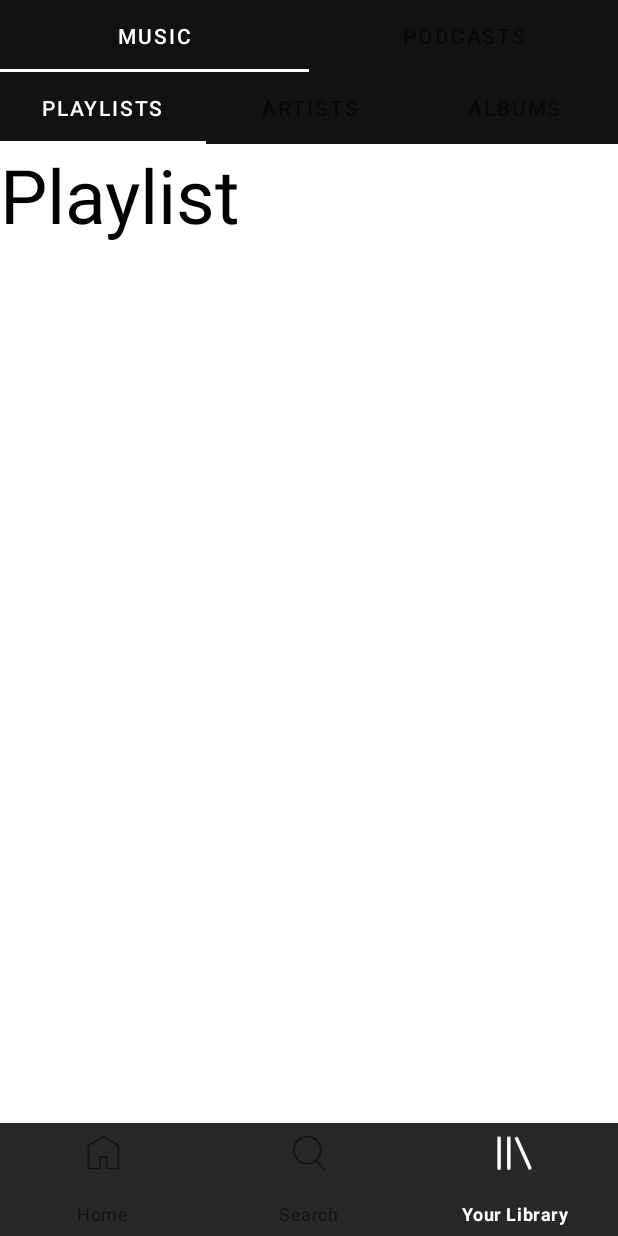
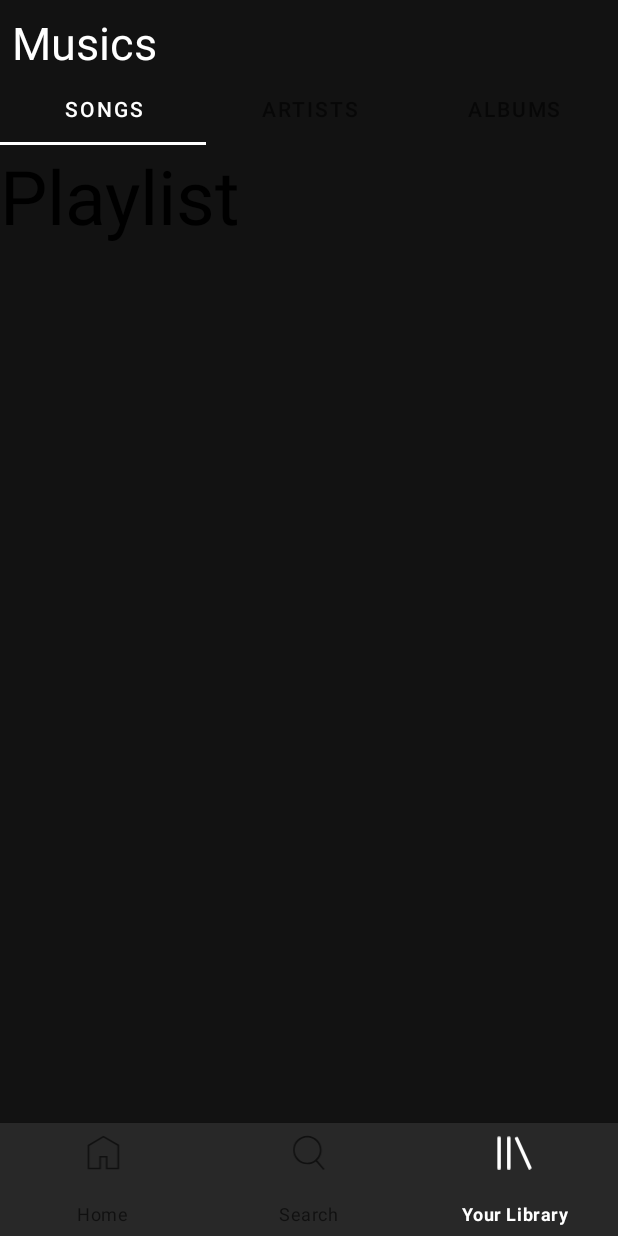
Before and after one commit to pooyatfn/Spotify, an Android app: the LibraryFragment screen opened through its navigation route, on a phone screen of 412 x 824 dp. Run offline under Robolectric (Android 15) with nearby library versions, the phone set to English and light mode, and no system bars; our stand-ins replace data binding, navigation-ui; pictures from the network do not load.

Commit message:
feat: update LibraryFragment.

```diff
--- a/app/src/main/java/com/example/potify/library/music/artist/ArtistFragment.kt
+++ b/app/src/main/java/com/example/potify/library/AlbumFragment.kt
@@ -1,4 +1,4 @@
-package com.example.potify.library.music.artist
+package com.example.potify.library
 
 import android.os.Bundle
 import android.view.LayoutInflater
@@ -7,7 +7,7 @@ import android.view.ViewGroup
 import androidx.fragment.app.Fragment
 import com.example.potify.R
 
-class ArtistFragment : Fragment() {
+class AlbumFragment : Fragment() {
 
     override fun onCreate(savedInstanceState: Bundle?) {
         super.onCreate(savedInstanceState)
@@ -18,6 +18,7 @@ class ArtistFragment : Fragment() {
         savedInstanceState: Bundle?
     ): View? {
         // Inflate the layout for this fragment
-        return inflater.inflate(R.layout.fragment_artist, container, false)
+        return inflater.inflate(R.layout.fragment_album, container, false)
     }
+
 }
--- a/app/src/main/java/com/example/potify/library/music/album/AlbumFragment.kt
+++ b/app/src/main/java/com/example/potify/library/ArtistFragment.kt
@@ -1,4 +1,4 @@
-package com.example.potify.library.music.album
+package com.example.potify.library
 
 import android.os.Bundle
 import android.view.LayoutInflater
@@ -7,7 +7,7 @@ import android.view.ViewGroup
 import androidx.fragment.app.Fragment
 import com.example.potify.R
 
-class AlbumFragment : Fragment() {
+class ArtistFragment : Fragment() {
 
     override fun onCreate(savedInstanceState: Bundle?) {
         super.onCreate(savedInstanceState)
@@ -18,7 +18,6 @@ class AlbumFragment : Fragment() {
         savedInstanceState: Bundle?
     ): View? {
         // Inflate the layout for this fragment
-        return inflater.inflate(R.layout.fragment_album, container, false)
+        return inflater.inflate(R.layout.fragment_artist, container, false)
     }
-
 }
--- a/app/src/main/java/com/example/potify/library/LibraryFragment.kt
+++ b/app/src/main/java/com/example/potify/library/LibraryFragment.kt
@@ -24,8 +24,7 @@ class LibraryFragment : Fragment() {
 
         val tabLayout = binding!!.tabLayout
         val tabTitles: List<String> = listOf(
-            "Music",
-            "Podcasts",
+            "Songs", "Artists", "Albums"
         )
         TabLayoutMediator(tabLayout, binding!!.pager) { tab, position ->
             tab.text = tabTitles[position]
@@ -36,7 +35,6 @@ class LibraryFragment : Fragment() {
 
     override fun onViewCreated(view: View, savedInstanceState: Bundle?) {
         super.onViewCreated(view, savedInstanceState)
-        //TabLayoutMediator()
     }
 
 }
--- a/app/src/main/java/com/example/potify/library/LibraryViewPagerAdapter.kt
+++ b/app/src/main/java/com/example/potify/library/LibraryViewPagerAdapter.kt
@@ -4,15 +4,13 @@ import androidx.fragment.app.Fragment
 import androidx.fragment.app.FragmentManager
 import androidx.lifecycle.Lifecycle
 import androidx.viewpager2.adapter.FragmentStateAdapter
-import com.example.potify.library.music.MusicFragment
-import com.example.potify.library.podcast.PodcastFragment
 
 class LibraryViewPagerAdapter(fm: FragmentManager, lf: Lifecycle) : FragmentStateAdapter(fm, lf) {
 
-    override fun getItemCount() = 2
+    override fun getItemCount() = 3
 
     override fun createFragment(position: Int): Fragment {
-        return if (position == 0) MusicFragment() else PodcastFragment()
+        return if (position == 0) SongFragment() else if (position == 1) ArtistFragment() else AlbumFragment()
     }
 
 }
--- a/app/src/main/java/com/example/potify/library/music/playlist/PlaylistFragment.kt
+++ b/app/src/main/java/com/example/potify/library/SongFragment.kt
@@ -1,4 +1,4 @@
-package com.example.potify.library.music.playlist
+package com.example.potify.library
 
 import android.os.Bundle
 import android.view.LayoutInflater
@@ -7,7 +7,7 @@ import android.view.ViewGroup
 import androidx.fragment.app.Fragment
 import com.example.potify.R
 
-class PlaylistFragment : Fragment() {
+class SongFragment : Fragment() {
 
     override fun onCreate(savedInstanceState: Bundle?) {
         super.onCreate(savedInstanceState)
@@ -18,6 +18,6 @@ class PlaylistFragment : Fragment() {
         savedInstanceState: Bundle?
     ): View? {
         // Inflate the layout for this fragment
-        return inflater.inflate(R.layout.fragment_playlist, container, false)
+        return inflater.inflate(R.layout.fragment_song, container, false)
     }
 }
--- a/app/src/main/java/com/example/potify/library/music/MusicFragment.kt
+++ /dev/null
@@ -1,43 +0,0 @@
-package com.example.potify.library.music
-
-import android.os.Bundle
-import android.view.LayoutInflater
-import android.view.View
-import android.view.ViewGroup
-import androidx.fragment.app.Fragment
-import com.example.potify.databinding.FragmentMusicBinding
-import com.google.android.material.tabs.TabLayoutMediator
-
-class MusicFragment : Fragment() {
-
-    private var binding: FragmentMusicBinding? = null
-    private lateinit var musicVPA: MusicViewPagerAdapter
-
-    override fun onCreateView(
-        inflater: LayoutInflater, container: ViewGroup?,
-        savedInstanceState: Bundle?
-    ): View {
-        binding = FragmentMusicBinding.inflate(layoutInflater, container, false)
-
-        musicVPA = MusicViewPagerAdapter(childFragmentManager, lifecycle)
-        binding!!.pager.adapter = musicVPA
-
-        val tabLayout = binding!!.tabLayout
-        val tabTitles: List<String> = listOf(
-            "Playlists",
-            "Artists",
-            "Albums"
-        )
-        TabLayoutMediator(tabLayout, binding!!.pager) { tab, position ->
-            tab.text = tabTitles[position]
-        }.attach()
-
-        return binding!!.root
-    }
-
-    override fun onViewCreated(view: View, savedInstanceState: Bundle?) {
-        super.onViewCreated(view, savedInstanceState)
-        //TabLayoutMediator()
-    }
-
-}
--- a/app/src/main/java/com/example/potify/library/music/MusicViewPagerAdapter.kt
+++ /dev/null
@@ -1,17 +0,0 @@
-package com.example.potify.library.music
-
-import androidx.fragment.app.Fragment
-import androidx.fragment.app.FragmentManager
-import androidx.lifecycle.Lifecycle
-import androidx.viewpager2.adapter.FragmentStateAdapter
-import com.example.potify.library.music.album.AlbumFragment
-import com.example.potify.library.music.artist.ArtistFragment
-import com.example.potify.library.music.playlist.PlaylistFragment
-
-class MusicViewPagerAdapter(fm: FragmentManager, lf: Lifecycle) : FragmentStateAdapter(fm, lf) {
-    override fun getItemCount() = 3
-
-    override fun createFragment(position: Int): Fragment {
-        return if (position == 0) PlaylistFragment() else if (position == 1) ArtistFragment() else AlbumFragment()
-    }
-}
--- a/app/src/main/java/com/example/potify/library/podcast/PodcastFragment.kt
+++ /dev/null
@@ -1,23 +0,0 @@
-package com.example.potify.library.podcast
-
-import android.os.Bundle
-import android.view.LayoutInflater
-import android.view.View
-import android.view.ViewGroup
-import androidx.fragment.app.Fragment
-import com.example.potify.R
-
-class PodcastFragment : Fragment() {
-    override fun onCreate(savedInstanceState: Bundle?) {
-        super.onCreate(savedInstanceState)
-    }
-
-    override fun onCreateView(
-        inflater: LayoutInflater, container: ViewGroup?,
-        savedInstanceState: Bundle?
-    ): View? {
-        // Inflate the layout for this fragment
-        return inflater.inflate(R.layout.fragment_podcast, container, false)
-    }
-
-}
--- a/app/src/main/res/layout/fragment_album.xml
+++ b/app/src/main/res/layout/fragment_album.xml
@@ -3,7 +3,7 @@
     xmlns:tools="http://schemas.android.com/tools"
     android:layout_width="match_parent"
     android:layout_height="match_parent"
-    tools:context=".library.music.album.AlbumFragment">
+    tools:context=".library.AlbumFragment">
 
     <TextView
         android:id="@+id/textView2"
--- a/app/src/main/res/layout/fragment_artist.xml
+++ b/app/src/main/res/layout/fragment_artist.xml
@@ -3,7 +3,7 @@
     xmlns:tools="http://schemas.android.com/tools"
     android:layout_width="match_parent"
     android:layout_height="match_parent"
-    tools:context=".library.music.artist.ArtistFragment">
+    tools:context=".library.ArtistFragment">
 
     <TextView
         android:id="@+id/textView2"
--- a/app/src/main/res/layout/fragment_library.xml
+++ b/app/src/main/res/layout/fragment_library.xml
@@ -1,18 +1,29 @@
 <?xml version="1.0" encoding="utf-8"?>
 <androidx.constraintlayout.widget.ConstraintLayout xmlns:android="http://schemas.android.com/apk/res/android"
+    xmlns:app="http://schemas.android.com/apk/res-auto"
     xmlns:tools="http://schemas.android.com/tools"
     android:layout_width="match_parent"
     android:layout_height="match_parent"
+    android:background="@color/background"
     tools:context=".library.LibraryFragment">
 
-    <androidx.coordinatorlayout.widget.CoordinatorLayout
-        android:layout_width="match_parent"
-        android:layout_height="match_parent">
+    <TextView
+        android:id="@+id/musics"
+        android:layout_width="wrap_content"
+        android:layout_height="wrap_content"
+        android:layout_marginStart="8dp"
+        android:layout_marginTop="8dp"
+        android:text="Musics"
+        android:textSize="30sp"
+        app:layout_constraintStart_toStartOf="parent"
+        app:layout_constraintTop_toTopOf="parent" />
 
     <LinearLayout
         android:layout_width="match_parent"
         android:layout_height="wrap_content"
-            android:orientation="vertical">
+        android:orientation="vertical"
+        app:layout_constraintStart_toStartOf="parent"
+        app:layout_constraintTop_toBottomOf="@id/musics">
 
         <com.google.android.material.tabs.TabLayout
             android:id="@+id/tabLayout"
@@ -27,6 +38,4 @@
 
     </LinearLayout>
 
-    </androidx.coordinatorlayout.widget.CoordinatorLayout>
-
 </androidx.constraintlayout.widget.ConstraintLayout>
--- a/app/src/main/res/layout/fragment_music.xml
+++ /dev/null
@@ -1,32 +0,0 @@
-<?xml version="1.0" encoding="utf-8"?>
-<androidx.constraintlayout.widget.ConstraintLayout xmlns:android="http://schemas.android.com/apk/res/android"
-    xmlns:tools="http://schemas.android.com/tools"
-    android:layout_width="match_parent"
-    android:layout_height="match_parent"
-    tools:context=".library.music.MusicFragment">
-
-    <androidx.coordinatorlayout.widget.CoordinatorLayout
-        android:layout_width="match_parent"
-        android:layout_height="match_parent">
-
-        <LinearLayout
-            android:layout_width="match_parent"
-            android:layout_height="wrap_content"
-            android:orientation="vertical">
-
-            <com.google.android.material.tabs.TabLayout
-                android:id="@+id/tabLayout"
-                android:layout_width="match_parent"
-                android:layout_height="wrap_content"
-                android:background="@color/background" />
-
-            <androidx.viewpager2.widget.ViewPager2
-                android:id="@+id/pager"
-                android:layout_width="match_parent"
-                android:layout_height="wrap_content" />
-
-        </LinearLayout>
-
-    </androidx.coordinatorlayout.widget.CoordinatorLayout>
-
-</androidx.constraintlayout.widget.ConstraintLayout>
--- a/app/src/main/res/layout/fragment_podcast.xml
+++ /dev/null
@@ -1,16 +0,0 @@
-<?xml version="1.0" encoding="utf-8"?>
-<FrameLayout xmlns:android="http://schemas.android.com/apk/res/android"
-    xmlns:tools="http://schemas.android.com/tools"
-    android:layout_width="match_parent"
-    android:layout_height="match_parent"
-    tools:context=".library.podcast.PodcastFragment">
-
-    <TextView
-        android:id="@+id/textView2"
-        android:layout_width="wrap_content"
-        android:layout_height="wrap_content"
-        android:text="Podcasts"
-        android:textColor="@color/black"
-        android:textSize="50sp" />
-
-</FrameLayout>
--- a/app/src/main/res/layout/fragment_playlist.xml
+++ b/app/src/main/res/layout/fragment_song.xml
@@ -3,7 +3,7 @@
     xmlns:tools="http://schemas.android.com/tools"
     android:layout_width="match_parent"
     android:layout_height="match_parent"
-    tools:context=".library.music.playlist.PlaylistFragment">
+    tools:context=".library.SongFragment">
 
     <TextView
         android:id="@+id/textView2"
```
Lines whose indentation alone changed are shown as unchanged.
